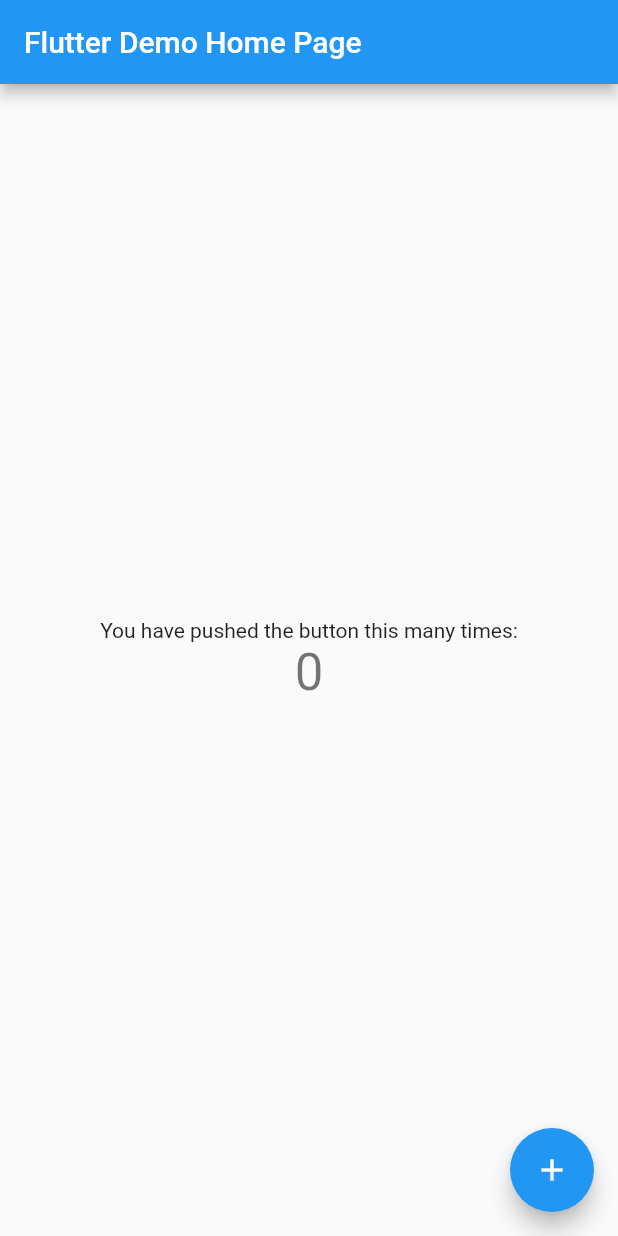
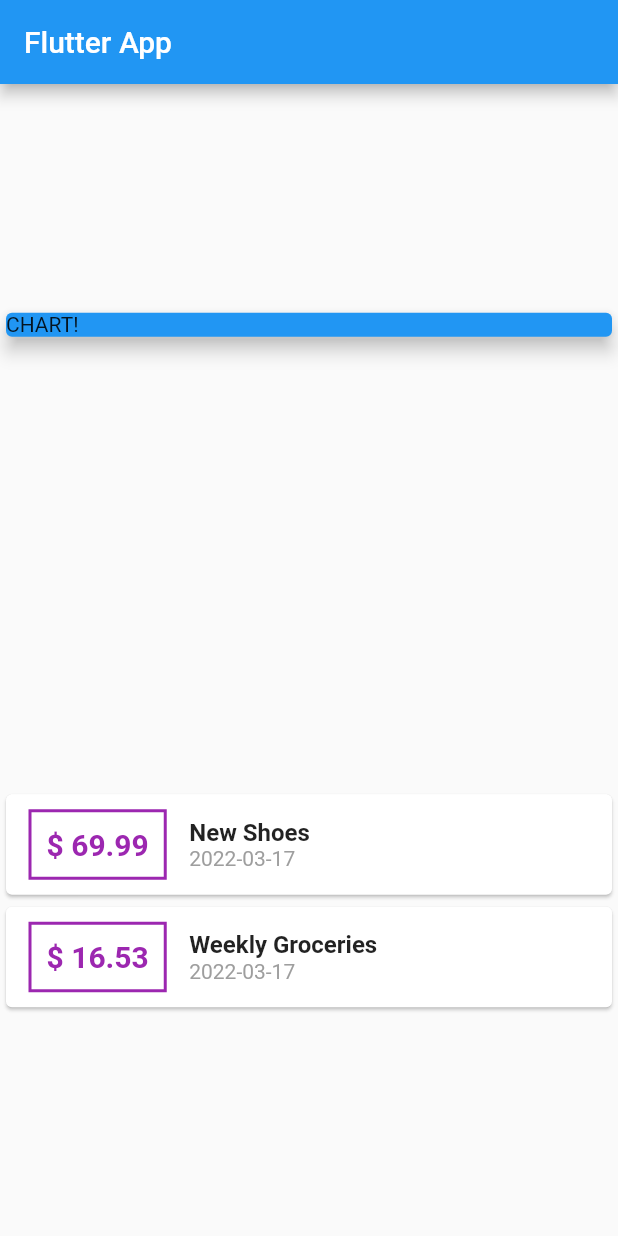
Before and after one commit to sanggatika/flutter-02-building-real-app, a Flutter app: the screen it shows after launch, on a phone screen of 412 x 824 dp. Run offline on Flutter 3.47's test engine with Material 2 defaults, Android fonts, the phone set to English and light mode, and no system bars.

Commit message:
83 Dateformat Patterns

```diff
--- a/lib/main.dart
+++ b/lib/main.dart
@@ -1,115 +1,105 @@
 import 'package:flutter/material.dart';
+import 'package:intl/intl.dart';
 
-void main() {
-  runApp(const MyApp());
-}
+import './transaction.dart';
+
+void main() => runApp(MyApp());
 
 class MyApp extends StatelessWidget {
-  const MyApp({Key? key}) : super(key: key);
-
-  // This widget is the root of your application.
   @override
   Widget build(BuildContext context) {
     return MaterialApp(
-      title: 'Flutter Demo',
-      theme: ThemeData(
-        // This is the theme of your application.
-        //
-        // Try running your application with "flutter run". You'll see the
-        // application has a blue toolbar. Then, without quitting the app, try
-        // changing the primarySwatch below to Colors.green and then invoke
-        // "hot reload" (press "r" in the console where you ran "flutter run",
-        // or simply save your changes to "hot reload" in a Flutter IDE).
-        // Notice that the counter didn't reset back to zero; the application
-        // is not restarted.
-        primarySwatch: Colors.blue,
-      ),
-      home: const MyHomePage(title: 'Flutter Demo Home Page'),
+      title: 'Flutter App',
+      home: MyHomePage(),
     );
   }
 }
 
-class MyHomePage extends StatefulWidget {
-  const MyHomePage({Key? key, required this.title}) : super(key: key);
-
-  // This widget is the home page of your application. It is stateful, meaning
-  // that it has a State object (defined below) that contains fields that affect
-  // how it looks.
-
-  // This class is the configuration for the state. It holds the values (in this
-  // case the title) provided by the parent (in this case the App widget) and
-  // used by the build method of the State. Fields in a Widget subclass are
-  // always marked "final".
-
-  final String title;
-
-  @override
-  State<MyHomePage> createState() => _MyHomePageState();
-}
-
-class _MyHomePageState extends State<MyHomePage> {
-  int _counter = 0;
-
-  void _incrementCounter() {
-    setState(() {
-      // This call to setState tells the Flutter framework that something has
-      // changed in this State, which causes it to rerun the build method below
-      // so that the display can reflect the updated values. If we changed
-      // _counter without calling setState(), then the build method would not be
-      // called again, and so nothing would appear to happen.
-      _counter++;
-    });
-  }
+class MyHomePage extends StatelessWidget {
+  final List<Transaction> transactions = [
+    Transaction(
+      id: 't1',
+      title: 'New Shoes',
+      amount: 69.99,
+      date: DateTime.now(),
+    ),
+    Transaction(
+      id: 't2',
+      title: 'Weekly Groceries',
+      amount: 16.53,
+      date: DateTime.now(),
+    ),
+  ];
 
   @override
   Widget build(BuildContext context) {
-    // This method is rerun every time setState is called, for instance as done
-    // by the _incrementCounter method above.
-    //
-    // The Flutter framework has been optimized to make rerunning build methods
-    // fast, so that you can just rebuild anything that needs updating rather
-    // than having to individually change instances of widgets.
     return Scaffold(
       appBar: AppBar(
-        // Here we take the value from the MyHomePage object that was created by
-        // the App.build method, and use it to set our appbar title.
-        title: Text(widget.title),
+        title: const Text('Flutter App'),
       ),
-      body: Center(
-        // Center is a layout widget. It takes a single child and positions it
-        // in the middle of the parent.
-        child: Column(
-          // Column is also a layout widget. It takes a list of children and
-          // arranges them vertically. By default, it sizes itself to fit its
-          // children horizontally, and tries to be as tall as its parent.
-          //
-          // Invoke "debug painting" (press "p" in the console, choose the
-          // "Toggle Debug Paint" action from the Flutter Inspector in Android
-          // Studio, or the "Toggle Debug Paint" command in Visual Studio Code)
-          // to see the wireframe for each widget.
-          //
-          // Column has various properties to control how it sizes itself and
-          // how it positions its children. Here we use mainAxisAlignment to
-          // center the children vertically; the main axis here is the vertical
-          // axis because Columns are vertical (the cross axis would be
-          // horizontal).
-          mainAxisAlignment: MainAxisAlignment.center,
-          children: <Widget>[
-            const Text(
-              'You have pushed the button this many times:',
+      body: Column(
+        mainAxisAlignment: MainAxisAlignment.spaceAround,
+        crossAxisAlignment: CrossAxisAlignment.stretch,
+        children: <Widget>[
+          const SizedBox(
+            width: double.infinity,
+            child: Card(
+              color: Colors.blue,
+              child: Text('CHART!'),
+              elevation: 5,
             ),
-            Text(
-              '$_counter',
-              style: Theme.of(context).textTheme.headline4,
-            ),
-          ],
-        ),
+          ),
+          Column(
+            children: transactions.map((tx) {
+              return Card(
+                child: Row(
+                  children: <Widget>[
+                    Container(
+                      margin: const EdgeInsets.symmetric(
+                        vertical: 10,
+                        horizontal: 15,
+                      ),
+                      decoration: BoxDecoration(
+                        border: Border.all(
+                          color: Colors.purple,
+                          width: 2,
+                        ),
+                      ),
+                      padding: const EdgeInsets.all(10),
+                      child: Text(
+                        '\$ ${tx.amount}',
+                        style: const TextStyle(
+                          fontWeight: FontWeight.bold,
+                          fontSize: 20,
+                          color: Colors.purple,
+                        ),
+                      ),
+                    ),
+                    Column(
+                      crossAxisAlignment: CrossAxisAlignment.start,
+                      children: <Widget>[
+                        Text(
+                          tx.title,
+                          style: const TextStyle(
+                            fontSize: 16,
+                            fontWeight: FontWeight.bold,
+                          ),
+                        ),
+                        Text(
+                          DateFormat('yyyy-MM-dd').format(tx.date),
+                          style: const TextStyle(
+                            color: Colors.grey,
+                          ),
+                        ),
+                      ],
+                    ),
+                  ],
+                ),
+              );
+            }).toList(),
+          ),
+        ],
       ),
-      floatingActionButton: FloatingActionButton(
-        onPressed: _incrementCounter,
-        tooltip: 'Increment',
-        child: const Icon(Icons.add),
-      ), // This trailing comma makes auto-formatting nicer for build methods.
     );
   }
 }
--- /dev/null
+++ b/lib/transaction.dart
@@ -0,0 +1,13 @@
+class Transaction {
+  final String id;
+  final String title;
+  final double amount;
+  final DateTime date;
+
+  Transaction({
+    required this.id,
+    required this.title,
+    required this.amount,
+    required this.date,
+  });
+}
--- a/pubspec.yaml
+++ b/pubspec.yaml
@@ -31,9 +31,12 @@
     sdk: flutter
 
 
+
   # The following adds the Cupertino Icons font to your application.
   # Use with the CupertinoIcons class for iOS style icons.
   cupertino_icons: ^1.0.2
+
+  intl: ^0.17.0
 
 dev_dependencies:
   flutter_test:
```
Also changed, not shown: pubspec.lock, 1 other file.
